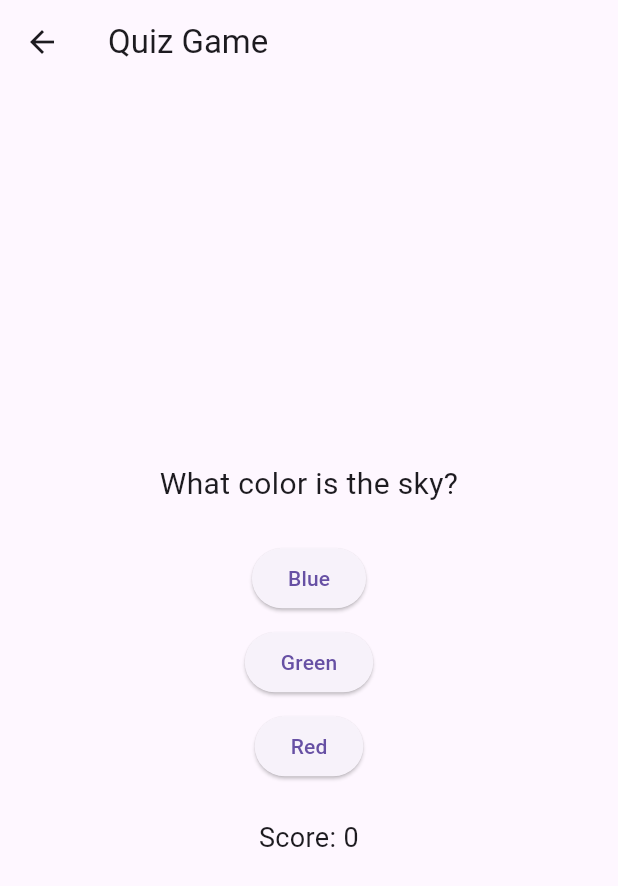
After one commit to Kasun3865/Project2, a Flutter app: the GameScreen screen opened directly, after a tap on "Quiz Game", on a phone screen of 412 x 824 dp. The commit adds this screen. Shown: the top 886 px of the screen. Run offline on Flutter 3.47's test engine with Material 3 defaults, Android fonts, the phone set to English and light mode, and no system bars; our stand-ins replace cloud_firestore, firebase_auth, firebase_core, firebase_storage, font_awesome_flutter, image_picker and 1 more; accounts and stored records are empty.

Commit message:
Games page added

```diff
--- /dev/null
+++ b/project3/lib/screens/game_screen.dart
@@ -0,0 +1,84 @@
+import 'package:flutter/material.dart';
+import 'memory_game_screen.dart'; // Import Memory Game Screen
+import 'breathing_exercise_screen.dart'; // Import Breathing Exercise Screen
+import 'puzzle_game_screen.dart'; // Import Puzzle Game Screen
+import 'quiz_game_screen.dart'; // Import Quiz Game Screen
+
+class GameScreen extends StatelessWidget {
+  const GameScreen({super.key});
+
+  @override
+  Widget build(BuildContext context) {
+    return Scaffold(
+      appBar: AppBar(
+        title: const Text('Games to Relax'),
+        backgroundColor: Colors.teal,
+      ),
+      body: GridView.count(
+        crossAxisCount: 2,
+        padding: const EdgeInsets.all(16.0),
+        children: [
+          _buildGameCard(
+              context, 'Memory Game', Icons.memory, _startMemoryGame),
+          _buildGameCard(context, 'Breathing Exercise', Icons.self_improvement,
+              _startBreathingExercise),
+          _buildGameCard(
+              context, 'Puzzle Game', Icons.extension, _startPuzzleGame),
+          _buildGameCard(context, 'Quiz Game', Icons.quiz, _startQuizGame),
+        ],
+      ),
+    );
+  }
+
+  Widget _buildGameCard(
+      BuildContext context, String title, IconData icon, Function onTap) {
+    return GestureDetector(
+      onTap: () => onTap(context),
+      child: Card(
+        color: Colors.lightGreen[100],
+        shape: RoundedRectangleBorder(borderRadius: BorderRadius.circular(10)),
+        elevation: 5,
+        child: Center(
+          child: Column(
+            mainAxisSize: MainAxisSize.min,
+            children: [
+              Icon(icon, size: 40, color: Colors.teal),
+              const SizedBox(height: 10),
+              Text(title,
+                  style: const TextStyle(
+                      fontSize: 16, fontWeight: FontWeight.bold)),
+            ],
+          ),
+        ),
+      ),
+    );
+  }
+
+  void _startMemoryGame(BuildContext context) {
+    Navigator.push(
+      context,
+      MaterialPageRoute(builder: (context) => const MemoryGameScreen()),
+    );
+  }
+
+  void _startBreathingExercise(BuildContext context) {
+    Navigator.push(
+      context,
+      MaterialPageRoute(builder: (context) => const BreathingExerciseScreen()),
+    );
+  }
+
+  void _startPuzzleGame(BuildContext context) {
+    Navigator.push(
+      context,
+      MaterialPageRoute(builder: (context) => const PuzzleGameScreen()),
+    );
+  }
+
+  void _startQuizGame(BuildContext context) {
+    Navigator.push(
+      context,
+      MaterialPageRoute(builder: (context) => const QuizGameScreen()),
+    );
+  }
+}
--- a/project3/lib/screens/mood_logging_screen.dart
+++ b/project3/lib/screens/mood_logging_screen.dart
@@ -246,7 +246,7 @@ class _MoodLoggingScreenState extends State<MoodLoggingScreen> {
             label: 'Today',
           ),
           BottomNavigationBarItem(
-            icon: Icon(Icons.insights),
+            icon: Icon(Icons.menu_book),
             label: 'Insights',
           ),
           BottomNavigationBarItem(
@@ -263,7 +263,7 @@ class _MoodLoggingScreenState extends State<MoodLoggingScreen> {
           ),
           BottomNavigationBarItem(
             // New Resources item
-            icon: Icon(Icons.menu_book),
+            icon: Icon(Icons.insights),
             label: 'Resources',
           ),
         ],
--- /dev/null
+++ b/project3/lib/screens/quiz_game_screen.dart
@@ -0,0 +1,131 @@
+import 'package:flutter/material.dart';
+
+class QuizGameScreen extends StatefulWidget {
+  const QuizGameScreen({super.key});
+
+  @override
+  _QuizGameScreenState createState() => _QuizGameScreenState();
+}
+
+class _QuizGameScreenState extends State<QuizGameScreen> {
+  final List<Map<String, dynamic>> _questions = [
+    {
+      'question': 'What color is the sky?',
+      'options': ['Blue', 'Green', 'Red'],
+      'answer': 'Blue'
+    },
+    {
+      'question': 'What is 2 + 2?',
+      'options': ['3', '4', '5'],
+      'answer': '4'
+    },
+    {
+      'question': 'Which animal is known as the "King of the Jungle"?',
+      'options': ['Elephant', 'Tiger', 'Lion'],
+      'answer': 'Lion'
+    },
+    {
+      'question': 'What is the largest planet in our solar system?',
+      'options': ['Earth', 'Jupiter', 'Mars'],
+      'answer': 'Jupiter'
+    },
+    {
+      'question': 'Which element has the chemical symbol "O"?',
+      'options': ['Oxygen', 'Gold', 'Hydrogen'],
+      'answer': 'Oxygen'
+    }
+  ];
+
+  int _currentQuestionIndex = 0;
+  int _score = 0;
+  bool _isQuizComplete = false;
+
+  void _selectAnswer(String answer) {
+    if (answer == _questions[_currentQuestionIndex]['answer']) {
+      setState(() {
+        _score++;
+      });
+    }
+
+    if (_currentQuestionIndex + 1 < _questions.length) {
+      setState(() {
+        _currentQuestionIndex++;
+      });
+    } else {
+      setState(() {
+        _isQuizComplete = true;
+      });
+    }
+  }
+
+  void _restartQuiz() {
+    setState(() {
+      _score = 0;
+      _currentQuestionIndex = 0;
+      _isQuizComplete = false;
+    });
+  }
+
+  @override
+  Widget build(BuildContext context) {
+    return Scaffold(
+      appBar: AppBar(title: const Text('Quiz Game')),
+      body: Center(
+        child: Padding(
+          padding: const EdgeInsets.all(16.0),
+          child: _isQuizComplete
+              ? Column(
+                  mainAxisAlignment: MainAxisAlignment.center,
+                  children: [
+                    Text(
+                      'Quiz Complete!',
+                      textAlign: TextAlign.center,
+                      style: const TextStyle(
+                          fontSize: 24, fontWeight: FontWeight.bold),
+                    ),
+                    const SizedBox(height: 20),
+                    Text(
+                      'Your score: $_score',
+                      textAlign: TextAlign.center,
+                      style: const TextStyle(fontSize: 20),
+                    ),
+                    const SizedBox(height: 20),
+                    ElevatedButton(
+                      onPressed: _restartQuiz,
+                      child: const Text('Play Again'),
+                    ),
+                  ],
+                )
+              : Column(
+                  mainAxisAlignment: MainAxisAlignment.center,
+                  crossAxisAlignment: CrossAxisAlignment.center,
+                  children: [
+                    Text(
+                      _questions[_currentQuestionIndex]['question'],
+                      textAlign: TextAlign.center,
+                      style: const TextStyle(fontSize: 20),
+                    ),
+                    const SizedBox(height: 20),
+                    ..._questions[_currentQuestionIndex]['options']
+                        .map<Widget>((option) {
+                      return Padding(
+                        padding: const EdgeInsets.symmetric(vertical: 4.0),
+                        child: ElevatedButton(
+                          onPressed: () => _selectAnswer(option),
+                          child: Text(option),
+                        ),
+                      );
+                    }).toList(),
+                    const SizedBox(height: 20),
+                    Text(
+                      'Score: $_score',
+                      textAlign: TextAlign.center,
+                      style: const TextStyle(fontSize: 18),
+                    ),
+                  ],
+                ),
+        ),
+      ),
+    );
+  }
+}
```
Also changed, not shown: project3/lib/screens/breathing_exercise_screen.dart (added, +66 -0 lines), project3/lib/screens/memory_game_screen.dart (added, +67 -0 lines), project3/lib/screens/puzzle_game_screen.dart (added, +126 -0 lines), project3/lib/screens/resources_screen.dart (+17 -16 lines).
